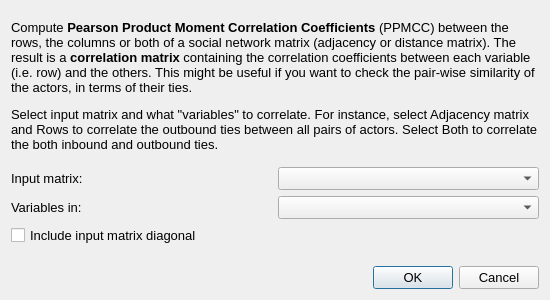
First picture: the form in src/forms/dialogsimilaritypearson.ui, repository socnetv/app, before the edit.
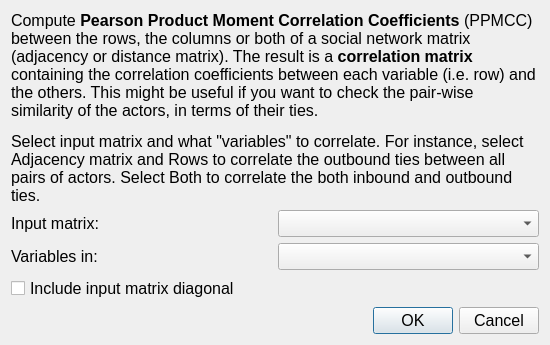
Second picture: the form after the edit.

Commit message: started v2.8 dev. Fixed some font sizes in dialogs (MacOS)

What changed in the file:
```diff
--- a/src/forms/dialogsimilaritypearson.ui
+++ b/src/forms/dialogsimilaritypearson.ui
@@ -10,7 +10,7 @@
     <x>0</x>
     <y>0</y>
     <width>550</width>
-    <height>300</height>
+    <height>345</height>
    </rect>
   </property>
   <property name="sizePolicy">
@@ -22,7 +22,7 @@
   <property name="minimumSize">
    <size>
     <width>550</width>
-    <height>300</height>
+    <height>345</height>
    </size>
   </property>
   <property name="maximumSize">
@@ -54,6 +54,11 @@
        <height>150</height>
       </size>
      </property>
+     <property name="font">
+      <font>
+       <pointsize>12</pointsize>
+      </font>
+     </property>
      <property name="text">
       <string>&lt;html&gt;&lt;head/&gt;&lt;body&gt;&lt;p&gt;Compute &lt;span style=&quot; font-weight:600;&quot;&gt;Pearson Product Moment Correlation Coefficients&lt;/span&gt; (PPMCC) between the rows, the columns or both of a social network matrix (adjacency or distance matrix). The result is a &lt;span style=&quot; font-weight:600;&quot;&gt;correlation matrix &lt;/span&gt;containing the correlation coefficients between each variable (i.e. row) and the others. This might be useful if you want to check the pair-wise similarity of the actors, in terms of their ties. &lt;/p&gt;&lt;p&gt;Select input matrix and what &amp;quot;variables&amp;quot; to correlate. For instance, select Adjacency matrix and Rows to correlate the outbound ties between all pairs of actors. Select Both to correlate the both inbound and outbound ties.&lt;/p&gt;&lt;/body&gt;&lt;/html&gt;</string>
      </property>
@@ -69,6 +74,11 @@
     <layout class="QHBoxLayout" name="horizontalLayout">
      <item>
       <widget class="QLabel" name="label_2">
+       <property name="font">
+        <font>
+         <pointsize>12</pointsize>
+        </font>
+       </property>
        <property name="text">
         <string>Input matrix:</string>
        </property>
@@ -82,6 +92,11 @@
          <height>0</height>
         </size>
        </property>
+       <property name="font">
+        <font>
+         <pointsize>12</pointsize>
+        </font>
+       </property>
        <property name="focusPolicy">
         <enum>Qt::StrongFocus</enum>
        </property>
@@ -96,6 +111,11 @@
     <layout class="QHBoxLayout" name="horizontalLayout_2">
      <item>
       <widget class="QLabel" name="label_3">
+       <property name="font">
+        <font>
+         <pointsize>12</pointsize>
+        </font>
+       </property>
        <property name="text">
         <string>Variables in:</string>
        </property>
@@ -109,6 +129,11 @@
          <height>0</height>
         </size>
        </property>
+       <property name="font">
+        <font>
+         <pointsize>12</pointsize>
+        </font>
+       </property>
        <property name="focusPolicy">
         <enum>Qt::StrongFocus</enum>
        </property>
@@ -121,6 +146,11 @@
    </item>
    <item row="3" column="0">
     <widget class="QCheckBox" name="diagonalCheckBox">
+     <property name="font">
+      <font>
+       <pointsize>12</pointsize>
+      </font>
+     </property>
      <property name="statusTip">
       <string>Enable to include matrix diagonal in calculations</string>
      </property>
@@ -131,6 +161,11 @@
    </item>
    <item row="4" column="0">
     <spacer name="verticalSpacer">
+     <property name="font">
+      <font>
+       <pointsize>12</pointsize>
+      </font>
+     </property>
      <property name="orientation">
       <enum>Qt::Vertical</enum>
      </property>
@@ -146,7 +181,7 @@
     <widget class="QDialogButtonBox" name="buttonBox">
      <property name="font">
       <font>
-       <pointsize>10</pointsize>
+       <pointsize>12</pointsize>
       </font>
      </property>
      <property name="orientation">
```
The commit also changes 51 other files.
